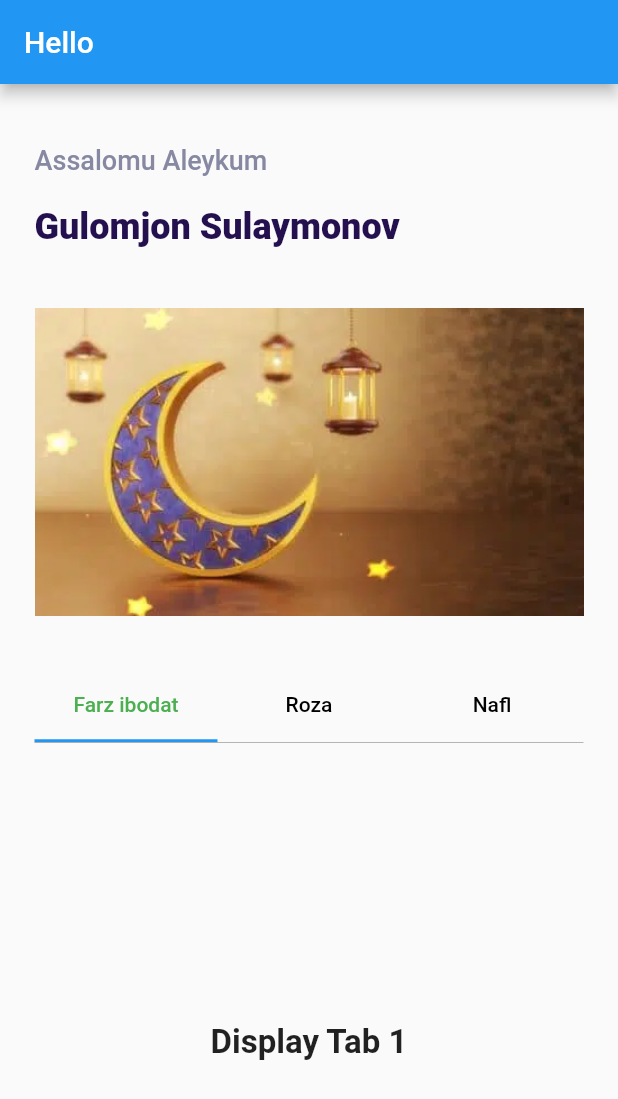
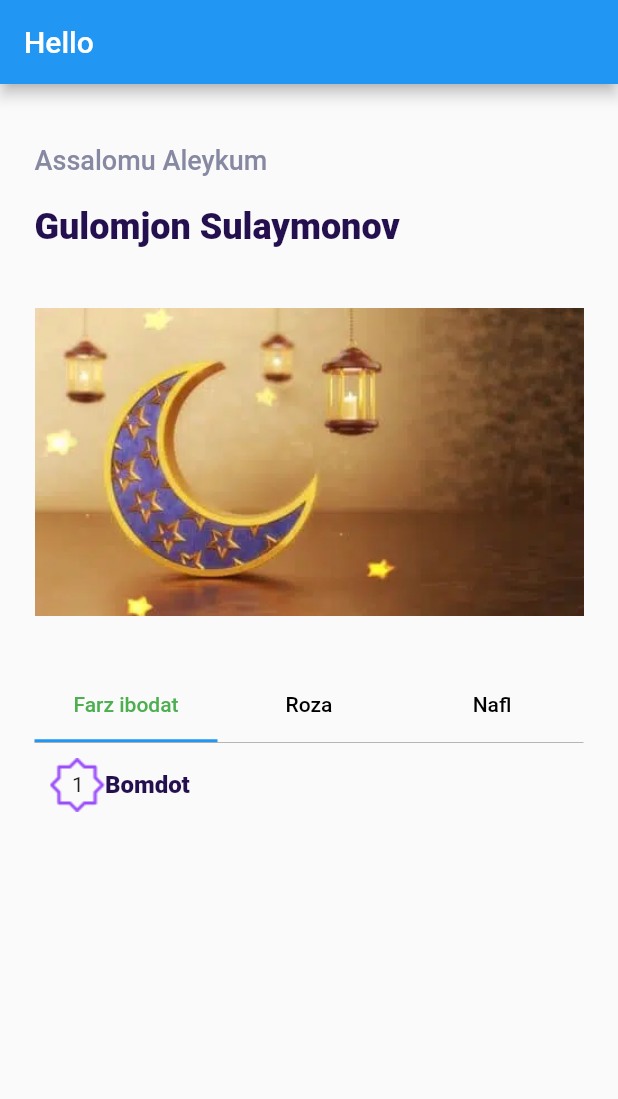
Before and after one commit to Alfraganus/qaza_prayers, a Flutter app: the PrayerListMain screen opened by its route, on a phone screen of 412 x 824 dp. Shown: the top 1099 px of the screen. Run offline on Flutter 3.47's test engine with Material 2 defaults, Android fonts, the phone set to English and light mode, and no system bars; our stand-ins replace email_validator, firebase_auth, firebase_core, flash, flutter_modular, hexcolor; accounts and stored records are empty; Roboto replaces fonts that are missing (Poppins).

Commit message:
Tab bar is ready

```diff
--- a/lib/screens/home/prayer_list/TabView.dart
+++ b/lib/screens/home/prayer_list/TabView.dart
@@ -1,4 +1,5 @@
 import 'package:flutter/material.dart';
+import 'package:hexcolor/hexcolor.dart';
 
 class TabView extends StatefulWidget {
   const TabView({Key? key}) : super(key: key);
@@ -36,15 +37,14 @@ class _TabViewState extends State<TabView> {
                 ),
               ),
               Container(
-                  height: 400, //height of TabBarView
+                  height: MediaQuery.of(context).size.height/1.5,
+                  width: double.infinity,//height of TabBarView
                   decoration: BoxDecoration(
                       border: Border(top: BorderSide(color: Colors.grey, width: 0.5))
                   ),
                   child: TabBarView(children: <Widget>[
                     Container(
-                      child: Center(
-                        child: Text('Display Tab 1', style: TextStyle(fontSize: 22, fontWeight: FontWeight.bold)),
-                      ),
+                      child: PrayerName(),
                     ),
                     Container(
                       child: Center(
@@ -65,3 +65,45 @@ class _TabViewState extends State<TabView> {
     );
   }
 }
+
+class PrayerName extends StatelessWidget {
+  const PrayerName({Key? key}) : super(key: key);
+
+  @override
+  Widget build(BuildContext context) {
+    return Container(
+      padding: EdgeInsets.all(10),
+      child: Row(
+        children: [
+        Container(
+
+        ),
+          Column(
+            children: [
+              Row(
+                children: [
+                  Stack(
+                    alignment: Alignment.topLeft,
+                    children: [
+                      Padding(
+                        padding: EdgeInsets.only(left: 15,top: 10),
+                        child: Text('1',),
+                      ),
+                      Image(image: AssetImage('assets/images/star.png')),
+                    ],
+                  ),
+                  Text('Bomdot',style: TextStyle(
+                      fontSize: 16,
+                      fontWeight: FontWeight.w900,
+                      color: HexColor('#240F4F')
+                  ),)
+                ],
+              )
+
+            ],
+          )
+        ],
+      ),
+    );
+  }
+}
```
Also changed, not shown: assets/images/star.png (added).
